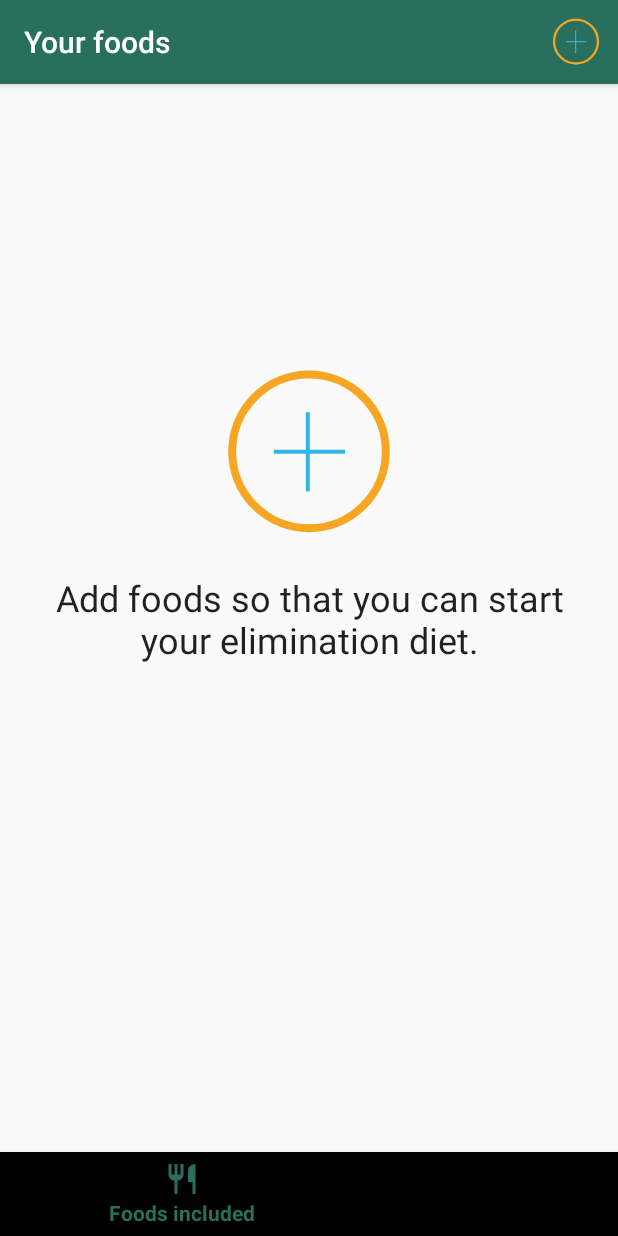
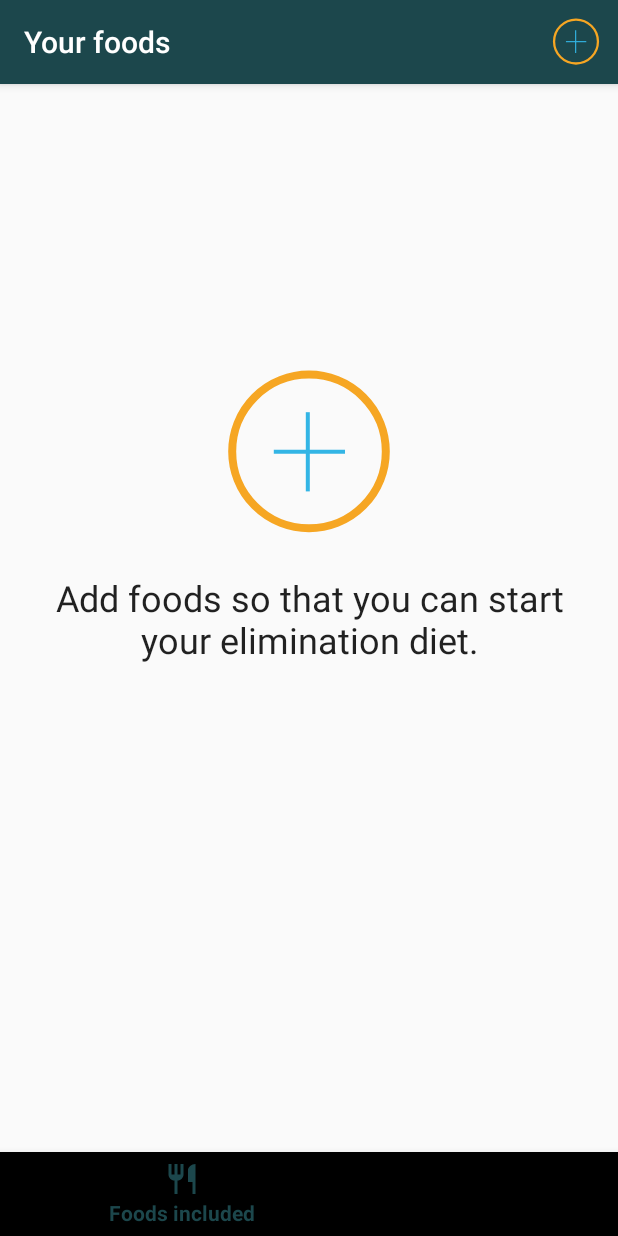
Before and after one commit to JohnyLearning/Eatlimination-Android, an Android app: the screen it shows after launch (StartActivity), on a phone screen of 412 x 824 dp. Run offline under Robolectric (Android 15) with nearby library versions, the light colour scheme and no system bars; our stand-ins replace Picasso, Room's generated code, data binding, navigation-ui; pictures from the network do not load; 1 statement that could not run was skipped.

Commit message:
update styles

```diff
--- a/app/src/main/res/values/styles.xml
+++ b/app/src/main/res/values/styles.xml
@@ -2,8 +2,8 @@
     <!-- Base application theme. -->
     <style name="AppTheme" parent="Theme.AppCompat.Light.DarkActionBar">
         <!-- Customize your theme here. -->
-        <item name="colorPrimary">#296F5E</item>
-        <item name="colorPrimaryDark">@color/design_default_color_primary_dark</item>
+        <item name="colorPrimary">#1C474C</item>
+        <item name="colorPrimaryDark">@color/Black</item>
         <item name="colorAccent">@android:color/holo_red_light</item>
     </style>
 
```
